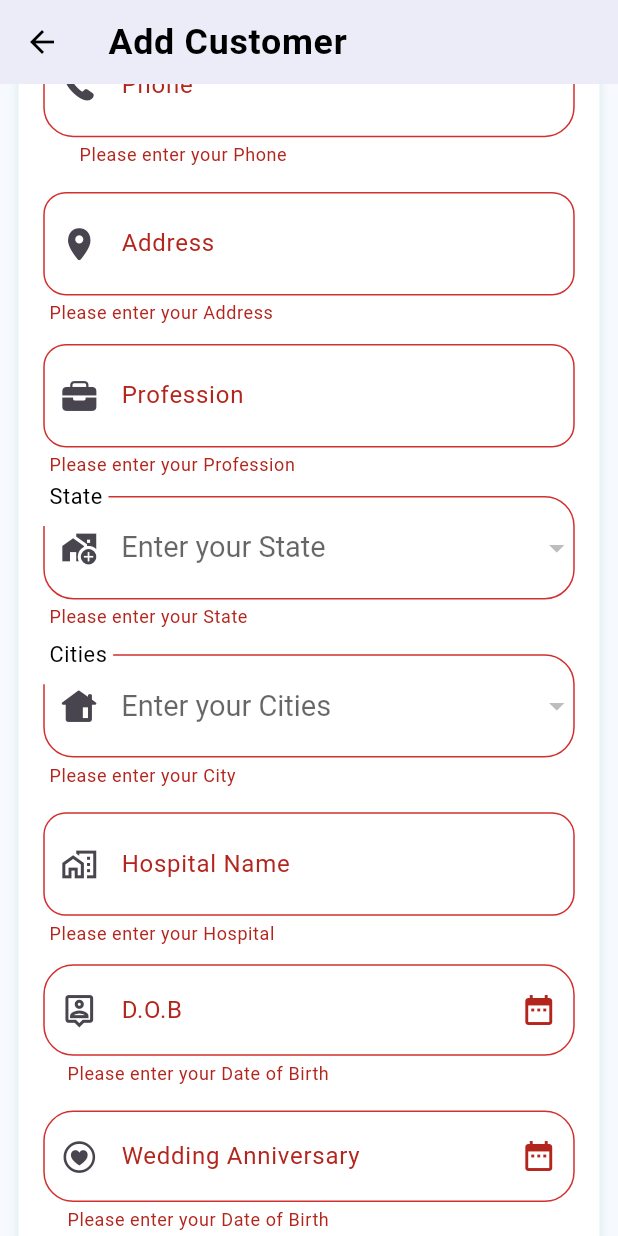
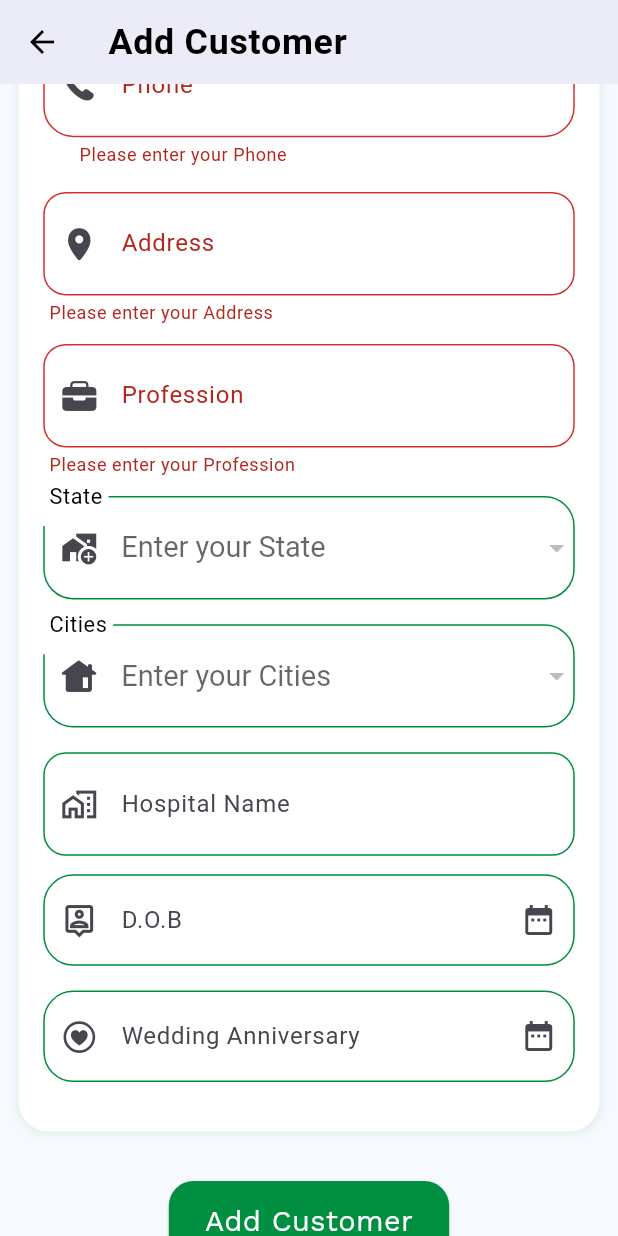
Before and after one commit to avdheshwebhopers/pharma_clientsApp_New, a Flutter app: the AddCustomerScreen screen opened directly, scrolled down 261 dp, after a tap on "Add Customer", on a phone screen of 412 x 824 dp. Run offline on Flutter 3.47's test engine with Material 3 defaults, Android fonts, the light colour scheme and no system bars; our stand-ins replace another_flushbar, badges, cached_network_image, carousel_slider, firebase_core, firebase_messaging and 9 more; missing offline and left inert: http_interceptor, whatsapp_unilink; accounts and stored records are empty; network calls fail; Roboto replaces fonts that are missing (SFPro-Rounded); statements that could not run were skipped; project files that could hold a hidden picture were left out.

Commit message:
dynamic fields updated at Add MR And Customer

```diff
--- a/lib/views/addScreen/addMr_Screen.dart
+++ b/lib/views/addScreen/addMr_Screen.dart
@@ -288,12 +288,7 @@ class _AddMrScreenState extends State<AddMrScreen> {
                                 citiesModel.cities(
                                     state.id, context);
                               },
-                              validator: (value) {
-                                if (state == null) {
-                                  return 'Please enter your State';
-                                }
-                                return null;
-                              },
+
                             );
                           },
                         )
@@ -380,12 +375,6 @@ class _AddMrScreenState extends State<AddMrScreen> {
                               onChanged: (val) {
                                 city = val;
                               },
-                              validator: (val) {
-                                if (city == null) {
-                                  return 'Please enter your City';
-                                }
-                                return null;
-                              },
                             );
                           },
                         )),
@@ -395,12 +384,6 @@ class _AddMrScreenState extends State<AddMrScreen> {
                     PasswordInputField(
                       title: dob,
                       node: dobFocusNode,
-                      validator: (value) {
-                        if (value!.isEmpty) {
-                          return 'Please enter your Date of Birth';
-                        }
-                        return null;
-                      },
                       obSecure: false,
                       icon: Icons.person_pin_outlined,
                       hintText: 'Enter your Date of Birth ',
@@ -502,10 +485,10 @@ class _AddMrScreenState extends State<AddMrScreen> {
                       entity.email = email.text;
                       entity.phone = phone.text;
                       entity.address = address.text;
-                      entity.city = city.toString();
-                      entity.state = state.name.toString();
+                      entity.state = state == null ? 'NA' : state.name.toString();
+                      entity.city = city.toString().isEmpty ? 'NA' : city.toString();
                       entity.op_area = operationArea.text;
-                      entity.dob = dob.text;
+                      entity.dob = dob.text.toString().isEmpty ? '' : dob.text.toString();
                       entity.password = confirmPassword.text;
 
                       provider.addMr(
--- a/lib/views/addScreen/add_customer.dart
+++ b/lib/views/addScreen/add_customer.dart
@@ -297,12 +297,6 @@ class _AddCustomerScreenState extends State<AddCustomerScreen> {
                                 citiesModel.cities(
                                     state.id, context);
                               },
-                              validator: (value) {
-                                if (state == null) {
-                                  return 'Please enter your State';
-                                }
-                                return null;
-                              },
                             );
                           },
                         )
@@ -389,12 +383,6 @@ class _AddCustomerScreenState extends State<AddCustomerScreen> {
                               onChanged: (val) {
                                 city = val;
                               },
-                              validator: (val) {
-                                if (city == null) {
-                                  return 'Please enter your City';
-                                }
-                                return null;
-                              },
                             );
                           },
                         )),
@@ -407,22 +395,10 @@ class _AddCustomerScreenState extends State<AddCustomerScreen> {
                       icon: Icons.home_work_outlined,
                       hintText:  'Enter your Hospital Name',
                       labelText: 'Hospital Name',
-                      validator: (value) {
-                        if (value!.isEmpty) {
-                          return 'Please enter your Hospital';
-                        }
-                        return null;
-                      },
                     ),
                     PasswordInputField(
                       title: dob,
                       node: dobFocusNode,
-                      validator: (value) {
-                        if (value!.isEmpty) {
-                          return 'Please enter your Date of Birth';
-                        }
-                        return null;
-                      },
                       obSecure: false,
                       icon: Icons.person_pin_outlined,
                       hintText: 'Enter your Date of Birth ',
@@ -436,12 +412,6 @@ class _AddCustomerScreenState extends State<AddCustomerScreen> {
                     PasswordInputField(
                       title: weddingDate,
                       node: weddingDateFocusNode,
-                      validator: (value) {
-                        if (value!.isEmpty) {
-                          return 'Please enter your Date of Birth';
-                        }
-                        return null;
-                      },
                       obSecure: false,
                       icon: CupertinoIcons.heart_circle,
                       hintText: 'Enter your Wedding Anniversary',
@@ -476,11 +446,11 @@ class _AddCustomerScreenState extends State<AddCustomerScreen> {
                         entity.phone = phone.text.toString();
                         entity.address = address.text.toString();
                         entity.profession = profession.text.toString();
-                        entity.state = state.name.toString();
-                        entity.city = city.toString();
-                        entity.workingPlace = hospitalName.text.toString();
-                        entity.dob = dob.text.toString();
-                        entity.weddingAnniversary = weddingDate.text.toString();
+                        entity.state = state == null ? 'NA' : state.name.toString();
+                        entity.city = city.toString().isEmpty ? 'NA' : city.toString();
+                        entity.workingPlace = hospitalName.text.toString().isEmpty ? 'NA': hospitalName.text.toString();
+                        entity.dob = dob.text.toString().isEmpty ? '' : dob.text.toString();
+                        entity.weddingAnniversary = weddingDate.text.toString().isEmpty ? '' : weddingDate.text.toString();
                         addcustomer.addCustomers(
                             entity,
                             context,
```
Also changed, not shown: 2 other files.
